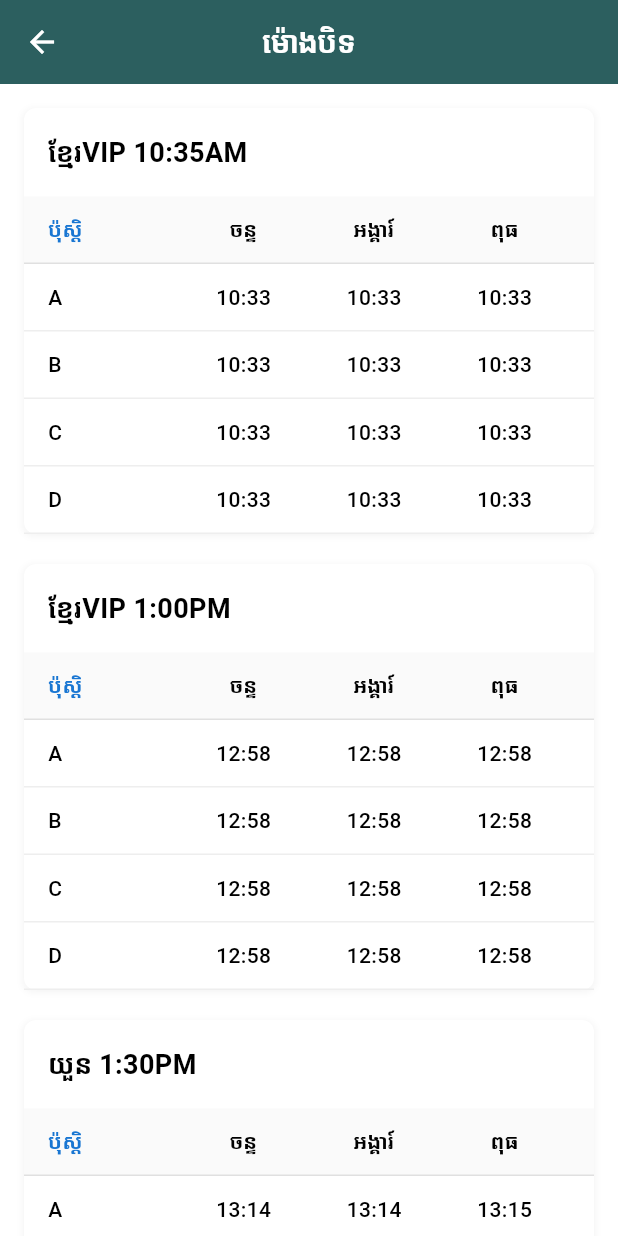
After one commit to chhornbuntek/lottery-mobile, a Flutter app: the ClosingTimeScreen screen opened directly, on a phone screen of 412 x 824 dp. The commit adds this screen. Run offline on Flutter 3.47's test engine with Material 3 defaults, Android fonts, the phone set to English and light mode, and no system bars.

Commit message:
2 more screen

```diff
--- a/lib/feature/main_screen/view/ក្បាលបញ្ជី.dart
+++ b/lib/feature/main_screen/view/ក្បាលបញ្ជី.dart
@@ -8,7 +8,7 @@ class LedgerScreen extends StatelessWidget {
     return Scaffold(
       backgroundColor: Colors.white,
       appBar: AppBar(
-        backgroundColor: Colors.green,
+        backgroundColor: Color(0xFF2C5F5F),
         elevation: 0,
         leading: IconButton(
           icon: const Icon(Icons.arrow_back, color: Colors.white),
--- a/lib/feature/main_screen/view/បញ្ជី.dart
+++ b/lib/feature/main_screen/view/បញ្ជី.dart
@@ -8,7 +8,7 @@ class ListScreen extends StatelessWidget {
     return Scaffold(
       backgroundColor: Colors.white,
       appBar: AppBar(
-        backgroundColor: Colors.green,
+        backgroundColor: Color(0xFF2C5F5F),
         elevation: 0,
         leading: IconButton(
           icon: const Icon(Icons.arrow_back, color: Colors.white),
--- /dev/null
+++ b/lib/feature/main_screen/view/ម៉ោងបិទ.dart
@@ -0,0 +1,335 @@
+import 'package:flutter/material.dart';
+
+class ClosingTimeScreen extends StatelessWidget {
+  const ClosingTimeScreen({super.key});
+
+  @override
+  Widget build(BuildContext context) {
+    return Scaffold(
+      backgroundColor: Colors.white,
+      appBar: AppBar(
+        backgroundColor: Color(0xFF2C5F5F),
+        elevation: 0,
+        leading: IconButton(
+          icon: const Icon(Icons.arrow_back, color: Colors.white),
+          onPressed: () {
+            Navigator.pop(context);
+          },
+        ),
+        title: const Text(
+          'ម៉ោងបិទ',
+          style: TextStyle(
+            color: Colors.white,
+            fontSize: 20,
+            fontWeight: FontWeight.bold,
+          ),
+        ),
+        centerTitle: true,
+      ),
+      body: SingleChildScrollView(
+        padding: const EdgeInsets.all(16),
+        child: Column(
+          children: [
+            _buildScheduleSection('ខ្មែរVIP 10:35AM', [
+              _buildScheduleRow('A', '10:33', '10:33', '10:33'),
+              _buildScheduleRow('B', '10:33', '10:33', '10:33'),
+              _buildScheduleRow('C', '10:33', '10:33', '10:33'),
+              _buildScheduleRow('D', '10:33', '10:33', '10:33'),
+            ]),
+            const SizedBox(height: 20),
+            _buildScheduleSection('ខ្មែរVIP 1:00PM', [
+              _buildScheduleRow('A', '12:58', '12:58', '12:58'),
+              _buildScheduleRow('B', '12:58', '12:58', '12:58'),
+              _buildScheduleRow('C', '12:58', '12:58', '12:58'),
+              _buildScheduleRow('D', '12:58', '12:58', '12:58'),
+            ]),
+            const SizedBox(height: 20),
+            _buildScheduleSection('យួន 1:30PM', [
+              _buildScheduleRow('A', '13:14', '13:14', '13:15'),
+              _buildScheduleRow('B', '13:25', '13:25', '13:25'),
+              _buildScheduleRow('C', '13:25', '13:25', '13:25'),
+              _buildScheduleRow('D', '13:25', '13:25', '13:25'),
+              _buildScheduleRow('Lo', '13:05', '13:08', '13:05'),
+              _buildScheduleRow('F', '13:14', '13:14', '13:15'),
+            ]),
+            const SizedBox(height: 20),
+            _buildScheduleSection('ខ្មែរVIP 3:45PM', [
+              _buildScheduleRow('A', '15:43', '15:43', '15:43'),
+              _buildScheduleRow('B', '15:43', '15:43', '15:43'),
+              _buildScheduleRow('C', '15:43', '15:43', '15:43'),
+              _buildScheduleRow('D', '15:43', '15:43', '15:43'),
+            ]),
+            const SizedBox(height: 20),
+            _buildScheduleSection('យួន 4:30PM', [
+              _buildScheduleRow('A', '16:12', '16:12', '16:12'),
+              _buildScheduleRow('B', '16:25', '16:25', '16:25'),
+              _buildScheduleRow('C', '16:25', '16:25', '16:25'),
+              _buildScheduleRow('D', '16:25', '16:25', '16:25'),
+              _buildScheduleRow('F', '16:12', '16:12', '16:12'),
+              _buildScheduleRow('I', '16:10', '16:10', '16:10'),
+              _buildScheduleRow('N', '16:20', '16:20', '16:20'),
+              _buildScheduleRow('Lo', '16:05', '16:05', '16:05'),
+            ]),
+            const SizedBox(height: 20),
+            _buildScheduleSection('ខ្មែរVIP 6:00PM', [
+              _buildScheduleRow('A', '17:58', '17:58', '17:58'),
+              _buildScheduleRow('B', '17:58', '17:58', '17:58'),
+              _buildScheduleRow('C', '17:58', '17:58', '17:58'),
+              _buildScheduleRow('D', '17:58', '17:58', '17:58'),
+            ]),
+            const SizedBox(height: 20),
+            _buildScheduleSection('យួន 6:30PM', [
+              _buildScheduleRow('A', '18:14', '18:14', '18:14'),
+              _buildScheduleRow('B', '18:23', '18:23', '18:23'),
+              _buildScheduleRow('C', '18:23', '18:23', '18:23'),
+              _buildScheduleRow('D', '18:23', '18:23', '18:23'),
+              _buildScheduleRow('Lo', '18:05', '18:05', '18:05'),
+            ]),
+            const SizedBox(height: 20),
+            _buildScheduleSection('ខ្មែរVIP 7:45PM', [
+              _buildScheduleRow('A', '19:43', '19:43', '19:43'),
+              _buildScheduleRow('B', '19:43', '19:43', '19:43'),
+              _buildScheduleRow('C', '19:43', '19:43', '19:43'),
+              _buildScheduleRow('D', '19:43', '19:43', '19:43'),
+            ]),
+            const SizedBox(height: 20),
+            _buildScheduleSection('ថៃ', [
+              _buildScheduleRow('ថៃ', '15:20', '15:20', '15:20'),
+            ]),
+            const SizedBox(height: 20),
+            _buildScheduleSection('យួន 7:30PM', [
+              _buildScheduleRow('A', '19:30', '19:30', '19:30'),
+              _buildScheduleRow('B', '19:35', '19:35', '19:35'),
+            ]),
+            const SizedBox(height: 20),
+            _buildScheduleSection('អន្តរជាតិ 8:00am', [
+              _buildScheduleRow('A', '07:58', '07:58', '07:58'),
+              _buildScheduleRow('B', '07:58', '07:58', '07:58'),
+              _buildScheduleRow('C', '07:58', '07:58', '07:58'),
+              _buildScheduleRow('D', '07:58', '07:58', '07:58'),
+            ]),
+            const SizedBox(height: 20),
+            _buildScheduleSection('អន្តរជាតិ 10:00', [
+              _buildScheduleRow('A', '09:58', '09:58', '09:58'),
+              _buildScheduleRow('B', '09:58', '09:58', '09:58'),
+              _buildScheduleRow('C', '09:58', '09:58', '09:58'),
+              _buildScheduleRow('D', '09:58', '09:58', '09:58'),
+            ]),
+            const SizedBox(height: 20),
+            _buildScheduleSection('អន្តរជាតិ 12:00', [
+              _buildScheduleRow('A', '11:59', '11:59', '11:59'),
+              _buildScheduleRow('B', '11:58', '11:58', '11:58'),
+              _buildScheduleRow('C', '11:58', '11:58', '11:58'),
+              _buildScheduleRow('D', '11:58', '11:58', '11:58'),
+            ]),
+            const SizedBox(height: 20),
+            _buildScheduleSection('អន្តរជាតិ 2:00pm', [
+              _buildScheduleRow('A', '13:58', '13:58', '13:58'),
+              _buildScheduleRow('B', '13:58', '13:58', '13:58'),
+              _buildScheduleRow('C', '13:58', '13:58', '13:58'),
+              _buildScheduleRow('D', '13:58', '13:58', '13:58'),
+            ]),
+            const SizedBox(height: 20),
+            _buildScheduleSection('អន្តរជាតិ 4:00pm', [
+              _buildScheduleRow('A', '15:58', '15:58', '15:58'),
+              _buildScheduleRow('B', '15:58', '15:58', '15:58'),
+              _buildScheduleRow('C', '15:58', '15:58', '15:58'),
+              _buildScheduleRow('D', '15:58', '15:58', '15:58'),
+            ]),
+            const SizedBox(height: 20),
+            _buildScheduleSection('អន្តរជាតិ 6:00pm', [
+              _buildScheduleRow('A', '17:58', '17:58', '17:58'),
+              _buildScheduleRow('B', '17:58', '17:58', '17:58'),
+              _buildScheduleRow('C', '17:58', '17:58', '17:58'),
+              _buildScheduleRow('D', '17:58', '17:58', '17:58'),
+            ]),
+            const SizedBox(height: 20),
+            _buildScheduleSection('ខ្មែរVIP 8:45AM', [
+              _buildScheduleRow('A', '08:44', '08:44', '08:44'),
+              _buildScheduleRow('B', '08:44', '08:44', '08:44'),
+              _buildScheduleRow('C', '08:44', '08:44', '08:44'),
+              _buildScheduleRow('D', '08:44', '08:44', '08:44'),
+            ]),
+            const SizedBox(height: 20),
+            _buildScheduleSection('យួន 10:30AM', [
+              _buildScheduleRow('A', '10:25', '10:25', '10:25'),
+              _buildScheduleRow('B', '10:39', '10:39', '10:39'),
+              _buildScheduleRow('C', '10:39', '10:39', '10:39'),
+              _buildScheduleRow('D', '10:39', '10:39', '10:39'),
+              _buildScheduleRow('Lo', '10:25', '10:25', '10:25'),
+              _buildScheduleRow('F', '10:25', '10:25', '10:25'),
+            ]),
+            const SizedBox(height: 20),
+            _buildScheduleSection('អន្តរជាតិ 2:00pm', [
+              _buildScheduleRow('A', '13:58', '13:58', '13:58'),
+              _buildScheduleRow('B', '13:58', '13:58', '13:58'),
+              _buildScheduleRow('C', '13:58', '13:58', '13:58'),
+              _buildScheduleRow('D', '13:58', '13:58', '13:58'),
+            ]),
+          ],
+        ),
+      ),
+    );
+  }
+
+  Widget _buildScheduleSection(String title, List<Widget> rows) {
+    return Container(
+      decoration: BoxDecoration(
+        color: Colors.white,
+        borderRadius: BorderRadius.circular(8),
+        boxShadow: [
+          BoxShadow(
+            color: Colors.grey.withValues(alpha: 0.1),
+            spreadRadius: 1,
+            blurRadius: 3,
+            offset: const Offset(0, 1),
+          ),
+        ],
+      ),
+      child: Column(
+        crossAxisAlignment: CrossAxisAlignment.start,
+        children: [
+          Padding(
+            padding: const EdgeInsets.all(16),
+            child: Text(
+              title,
+              style: const TextStyle(
+                fontSize: 18,
+                fontWeight: FontWeight.bold,
+                color: Colors.black,
+              ),
+            ),
+          ),
+          _buildTableHeader(),
+          ...rows,
+        ],
+      ),
+    );
+  }
+
+  Widget _buildTableHeader() {
+    return Container(
+      padding: const EdgeInsets.symmetric(horizontal: 16, vertical: 12),
+      decoration: BoxDecoration(
+        color: Colors.grey.shade50,
+        border: Border(bottom: BorderSide(color: Colors.grey.shade300)),
+      ),
+      child: Row(
+        children: [
+          Expanded(
+            flex: 1,
+            child: Text(
+              'ប៉ុស្តិ',
+              style: TextStyle(
+                fontSize: 14,
+                fontWeight: FontWeight.w600,
+                color: Colors.blue.shade700,
+              ),
+            ),
+          ),
+          Expanded(
+            flex: 1,
+            child: Text(
+              'ចន្ទ',
+              style: const TextStyle(
+                fontSize: 14,
+                fontWeight: FontWeight.w600,
+                color: Colors.black,
+              ),
+              textAlign: TextAlign.center,
+            ),
+          ),
+          Expanded(
+            flex: 1,
+            child: Text(
+              'អង្គារ៍',
+              style: const TextStyle(
+                fontSize: 14,
+                fontWeight: FontWeight.w600,
+                color: Colors.black,
+              ),
+              textAlign: TextAlign.center,
+            ),
+          ),
+          Expanded(
+            flex: 1,
+            child: Text(
+              'ពុធ',
+              style: const TextStyle(
+                fontSize: 14,
+                fontWeight: FontWeight.w600,
+                color: Colors.black,
+              ),
+              textAlign: TextAlign.center,
+            ),
+          ),
+        ],
+      ),
+    );
+  }
+
+  Widget _buildScheduleRow(
+    String post,
+    String monday,
+    String tuesday,
+    String wednesday,
+  ) {
+    return Container(
+      padding: const EdgeInsets.symmetric(horizontal: 16, vertical: 12),
+      decoration: BoxDecoration(
+        border: Border(bottom: BorderSide(color: Colors.grey.shade200)),
+      ),
+      child: Row(
+        children: [
+          Expanded(
+            flex: 1,
+            child: Text(
+              post,
+              style: const TextStyle(
+                fontSize: 14,
+                fontWeight: FontWeight.w500,
+                color: Colors.black,
+              ),
+            ),
+          ),
+          Expanded(
+            flex: 1,
+            child: Text(
+              monday,
+              style: const TextStyle(
+                fontSize: 14,
+                fontWeight: FontWeight.w500,
+                color: Colors.black,
+              ),
+              textAlign: TextAlign.center,
+            ),
+          ),
+          Expanded(
+            flex: 1,
+            child: Text(
+              tuesday,
+              style: const TextStyle(
+                fontSize: 14,
+                fontWeight: FontWeight.w500,
+                color: Colors.black,
+              ),
+              textAlign: TextAlign.center,
+            ),
+          ),
+          Expanded(
+            flex: 1,
+            child: Text(
+              wednesday,
+              style: const TextStyle(
+                fontSize: 14,
+                fontWeight: FontWeight.w500,
+                color: Colors.black,
+              ),
+              textAlign: TextAlign.center,
+            ),
+          ),
+        ],
+      ),
+    );
+  }
+}
```
Also changed, not shown: lib/feature/main_screen/view/view_main_screen.dart (+18 -2 lines), lib/feature/main_screen/view/កម្រៃ.dart (added, +197 -0 lines).
